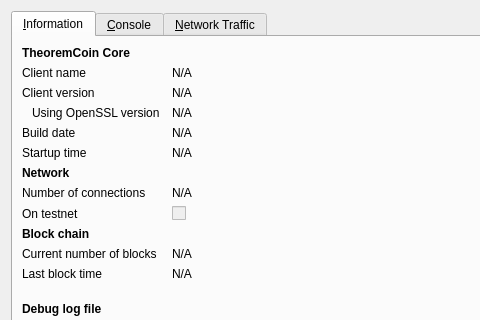
Qt form src/qt/forms/rpcconsole.ui (TheoremCrypto/TheoremCoin) before a commit; both pictures show x 0 to 480 and y 0 to 320 of the 740 by 450 pixel window.
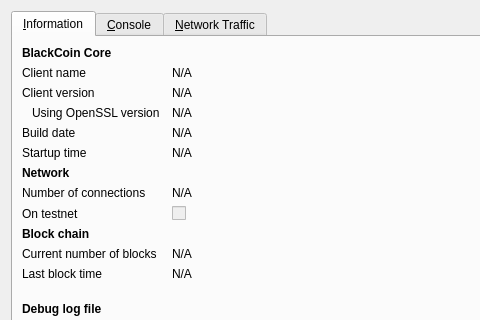
The same form after that commit. Icons and pictures are not drawn. Custom widgets are drawn as their Qt base class.

Commit message:
Revert "Making Changes for a new coin"
This reverts commit 33d918d2477862ca7a4d7d6981a06b01ca37c2e3.

Diff of the .ui file:
```diff
--- a/src/qt/forms/rpcconsole.ui
+++ b/src/qt/forms/rpcconsole.ui
@@ -36,7 +36,7 @@
           </font>
          </property>
          <property name="text">
-          <string>TheoremCoin Core</string>
+          <string>BlackCoin Core</string>
          </property>
         </widget>
        </item>
```
Left out of the diff: 6 changed lines with no effect on the pictures. The commit also changes 162 other files.
